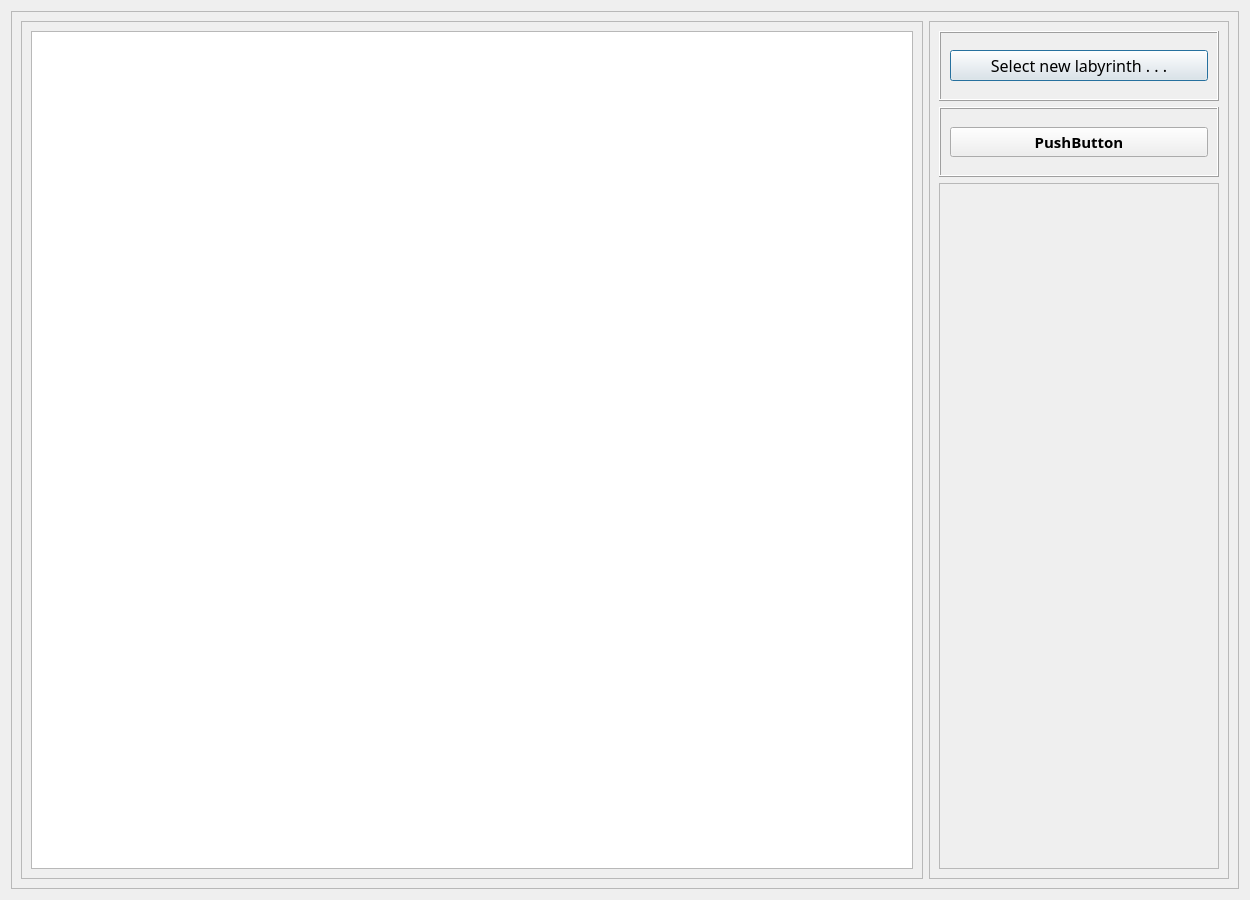
The window that Interface/interface.ui (ProgramPenguin/Laby_Q_Learning) describes before a commit, drawn with Qt 5.
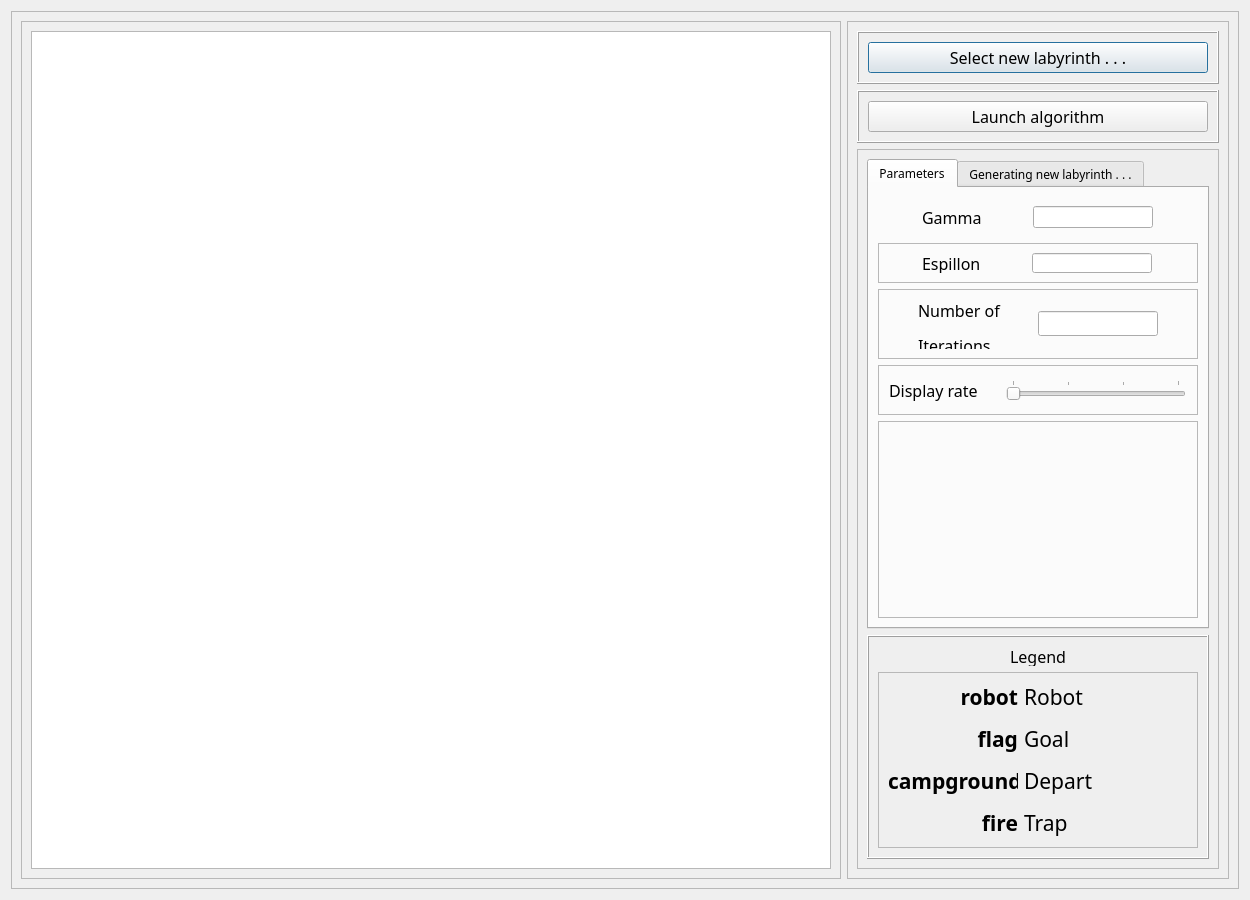
The same window after the commit.

Commit message: MAJOR UPDATE TO GUI // launch/stop button + lineEdits + speed Slider + code improvements

```diff
--- a/Interface/interface.ui
+++ b/Interface/interface.ui
@@ -122,14 +122,14 @@
              <widget class="QPushButton" name="pB_launch">
               <property name="font">
                <font>
-                <family>Font Awesome 5 Pro Solid</family>
-                <pointsize>11</pointsize>
-                <weight>75</weight>
-                <bold>true</bold>
+                <family>Font Awesome 5 Brands Regular</family>
+                <pointsize>12</pointsize>
+                <weight>50</weight>
+                <bold>false</bold>
                </font>
               </property>
               <property name="text">
-               <string>PushButton</string>
+               <string>Launch algorithm</string>
               </property>
              </widget>
             </item>
@@ -144,6 +144,392 @@
            <property name="frameShadow">
             <enum>QFrame::Raised</enum>
            </property>
+           <layout class="QVBoxLayout" name="verticalLayout_3">
+            <item>
+             <widget class="QTabWidget" name="tabWidget">
+              <property name="font">
+               <font>
+                <family>Font Awesome 5 Brands Regular</family>
+                <weight>50</weight>
+                <bold>false</bold>
+               </font>
+              </property>
+              <property name="currentIndex">
+               <number>0</number>
+              </property>
+              <widget class="QWidget" name="Parameters">
+               <attribute name="title">
+                <string>Parameters</string>
+               </attribute>
+               <layout class="QVBoxLayout" name="verticalLayout_4">
+                <item>
+                 <widget class="QFrame" name="frame_gamma">
+                  <property name="maximumSize">
+                   <size>
+                    <width>16777215</width>
+                    <height>40</height>
+                   </size>
+                  </property>
+                  <property name="frameShape">
+                   <enum>QFrame::NoFrame</enum>
+                  </property>
+                  <property name="frameShadow">
+                   <enum>QFrame::Raised</enum>
+                  </property>
+                  <layout class="QHBoxLayout" name="horizontalLayout_5">
+                   <item>
+                    <widget class="QLabel" name="label_gamma">
+                     <property name="maximumSize">
+                      <size>
+                       <width>70</width>
+                       <height>16777215</height>
+                      </size>
+                     </property>
+                     <property name="font">
+                      <font>
+                       <pointsize>12</pointsize>
+                      </font>
+                     </property>
+                     <property name="layoutDirection">
+                      <enum>Qt::LeftToRight</enum>
+                     </property>
+                     <property name="text">
+                      <string>Gamma</string>
+                     </property>
+                     <property name="alignment">
+                      <set>Qt::AlignLeading|Qt::AlignLeft|Qt::AlignVCenter</set>
+                     </property>
+                    </widget>
+                   </item>
+                   <item>
+                    <widget class="QLineEdit" name="lineEdit_gamma">
+                     <property name="maximumSize">
+                      <size>
+                       <width>120</width>
+                       <height>16777215</height>
+                      </size>
+                     </property>
+                     <property name="font">
+                      <font>
+                       <family>Arial Unicode MS</family>
+                       <weight>50</weight>
+                       <bold>false</bold>
+                      </font>
+                     </property>
+                     <property name="inputMethodHints">
+                      <set>Qt::ImhDigitsOnly</set>
+                     </property>
+                     <property name="clearButtonEnabled">
+                      <bool>false</bool>
+                     </property>
+                    </widget>
+                   </item>
+                  </layout>
+                 </widget>
+                </item>
+                <item>
+                 <widget class="QFrame" name="frame_espsillon">
+                  <property name="maximumSize">
+                   <size>
+                    <width>16777215</width>
+                    <height>40</height>
+                   </size>
+                  </property>
+                  <property name="frameShape">
+                   <enum>QFrame::StyledPanel</enum>
+                  </property>
+                  <property name="frameShadow">
+                   <enum>QFrame::Raised</enum>
+                  </property>
+                  <layout class="QHBoxLayout" name="horizontalLayout_7">
+                   <item>
+                    <widget class="QLabel" name="label_espillon">
+                     <property name="maximumSize">
+                      <size>
+                       <width>70</width>
+                       <height>16777215</height>
+                      </size>
+                     </property>
+                     <property name="font">
+                      <font>
+                       <pointsize>12</pointsize>
+                      </font>
+                     </property>
+                     <property name="layoutDirection">
+                      <enum>Qt::LeftToRight</enum>
+                     </property>
+                     <property name="text">
+                      <string>Espillon</string>
+                     </property>
+                     <property name="alignment">
+                      <set>Qt::AlignLeading|Qt::AlignLeft|Qt::AlignVCenter</set>
+                     </property>
+                    </widget>
+                   </item>
+                   <item>
+                    <widget class="QLineEdit" name="lineEdit_epsillon">
+                     <property name="maximumSize">
+                      <size>
+                       <width>120</width>
+                       <height>16777215</height>
+                      </size>
+                     </property>
+                     <property name="font">
+                      <font>
+                       <family>Arial Unicode MS</family>
+                       <weight>50</weight>
+                       <bold>false</bold>
+                      </font>
+                     </property>
+                    </widget>
+                   </item>
+                  </layout>
+                 </widget>
+                </item>
+                <item>
+                 <widget class="QFrame" name="frame_iteration">
+                  <property name="maximumSize">
+                   <size>
+                    <width>16777215</width>
+                    <height>70</height>
+                   </size>
+                  </property>
+                  <property name="frameShape">
+                   <enum>QFrame::StyledPanel</enum>
+                  </property>
+                  <property name="frameShadow">
+                   <enum>QFrame::Raised</enum>
+                  </property>
+                  <layout class="QHBoxLayout" name="horizontalLayout_6">
+                   <item>
+                    <widget class="QLabel" name="label_iteration">
+                     <property name="maximumSize">
+                      <size>
+                       <width>84</width>
+                       <height>16777215</height>
+                      </size>
+                     </property>
+                     <property name="font">
+                      <font>
+                       <pointsize>12</pointsize>
+                      </font>
+                     </property>
+                     <property name="layoutDirection">
+                      <enum>Qt::LeftToRight</enum>
+                     </property>
+                     <property name="text">
+                      <string>&lt;html&gt;&lt;head/&gt;&lt;body&gt;&lt;p&gt;Number of &lt;/p&gt;&lt;p&gt;Iterations&lt;/p&gt;&lt;/body&gt;&lt;/html&gt;</string>
+                     </property>
+                     <property name="alignment">
+                      <set>Qt::AlignLeading|Qt::AlignLeft|Qt::AlignVCenter</set>
+                     </property>
+                    </widget>
+                   </item>
+                   <item>
+                    <widget class="QLineEdit" name="lineEdit_iteration">
+                     <property name="maximumSize">
+                      <size>
+                       <width>120</width>
+                       <height>16777215</height>
+                      </size>
+                     </property>
+                     <property name="font">
+                      <font>
+                       <family>Arial Unicode MS</family>
+                       <weight>50</weight>
+                       <bold>false</bold>
+                      </font>
+                     </property>
+                    </widget>
+                   </item>
+                  </layout>
+                 </widget>
+                </item>
+                <item>
+                 <widget class="QFrame" name="frame_disRate">
+                  <property name="maximumSize">
+                   <size>
+                    <width>16777215</width>
+                    <height>50</height>
+                   </size>
+                  </property>
+                  <property name="frameShape">
+                   <enum>QFrame::StyledPanel</enum>
+                  </property>
+                  <property name="frameShadow">
+                   <enum>QFrame::Raised</enum>
+                  </property>
+                  <layout class="QHBoxLayout" name="horizontalLayout_9">
+                   <item>
+                    <widget class="QLabel" name="label_disRate">
+                     <property name="maximumSize">
+                      <size>
+                       <width>110</width>
+                       <height>16777215</height>
+                      </size>
+                     </property>
+                     <property name="font">
+                      <font>
+                       <pointsize>12</pointsize>
+                      </font>
+                     </property>
+                     <property name="layoutDirection">
+                      <enum>Qt::LeftToRight</enum>
+                     </property>
+                     <property name="text">
+                      <string>Display rate</string>
+                     </property>
+                     <property name="alignment">
+                      <set>Qt::AlignLeading|Qt::AlignLeft|Qt::AlignVCenter</set>
+                     </property>
+                    </widget>
+                   </item>
+                   <item>
+                    <widget class="QSlider" name="hS_disRate">
+                     <property name="maximumSize">
+                      <size>
+                       <width>180</width>
+                       <height>16777215</height>
+                      </size>
+                     </property>
+                     <property name="minimum">
+                      <number>1</number>
+                     </property>
+                     <property name="maximum">
+                      <number>4</number>
+                     </property>
+                     <property name="pageStep">
+                      <number>1</number>
+                     </property>
+                     <property name="orientation">
+                      <enum>Qt::Horizontal</enum>
+                     </property>
+                     <property name="tickPosition">
+                      <enum>QSlider::TicksAbove</enum>
+                     </property>
+                     <property name="tickInterval">
+                      <number>1</number>
+                     </property>
+                    </widget>
+                   </item>
+                  </layout>
+                 </widget>
+                </item>
+                <item>
+                 <widget class="QFrame" name="frame">
+                  <property name="frameShape">
+                   <enum>QFrame::StyledPanel</enum>
+                  </property>
+                  <property name="frameShadow">
+                   <enum>QFrame::Raised</enum>
+                  </property>
+                 </widget>
+                </item>
+               </layout>
+              </widget>
+              <widget class="QWidget" name="gen_laby">
+               <attribute name="title">
+                <string>Generating new labyrinth . . .</string>
+               </attribute>
+              </widget>
+             </widget>
+            </item>
+            <item>
+             <widget class="QFrame" name="frame_legend">
+              <property name="minimumSize">
+               <size>
+                <width>0</width>
+                <height>120</height>
+               </size>
+              </property>
+              <property name="frameShape">
+               <enum>QFrame::Box</enum>
+              </property>
+              <property name="frameShadow">
+               <enum>QFrame::Raised</enum>
+              </property>
+              <layout class="QVBoxLayout" name="verticalLayout_5">
+               <item>
+                <widget class="QLabel" name="label">
+                 <property name="maximumSize">
+                  <size>
+                   <width>16777215</width>
+                   <height>20</height>
+                  </size>
+                 </property>
+                 <property name="font">
+                  <font>
+                   <family>Font Awesome 5 Brands Regular</family>
+                   <pointsize>12</pointsize>
+                  </font>
+                 </property>
+                 <property name="text">
+                  <string>Legend</string>
+                 </property>
+                 <property name="alignment">
+                  <set>Qt::AlignCenter</set>
+                 </property>
+                </widget>
+               </item>
+               <item>
+                <widget class="QFrame" name="frame_2">
+                 <property name="frameShape">
+                  <enum>QFrame::StyledPanel</enum>
+                 </property>
+                 <property name="frameShadow">
+                  <enum>QFrame::Raised</enum>
+                 </property>
+                 <layout class="QHBoxLayout" name="horizontalLayout_8">
+                  <item>
+                   <widget class="QLabel" name="label_3">
+                    <property name="minimumSize">
+                     <size>
+                      <width>130</width>
+                      <height>0</height>
+                     </size>
+                    </property>
+                    <property name="maximumSize">
+                     <size>
+                      <width>25</width>
+                      <height>16777215</height>
+                     </size>
+                    </property>
+                    <property name="font">
+                     <font>
+                      <family>Font Awesome 5 Pro Solid</family>
+                      <pointsize>16</pointsize>
+                      <weight>75</weight>
+                      <bold>true</bold>
+                     </font>
+                    </property>
+                    <property name="text">
+                     <string>&lt;html&gt;&lt;head/&gt;&lt;body&gt;&lt;p&gt;robot&lt;/p&gt;&lt;p&gt;flag&lt;/p&gt;&lt;p&gt;campground&lt;/p&gt;&lt;p&gt;fire&lt;/p&gt;&lt;/body&gt;&lt;/html&gt;</string>
+                    </property>
+                    <property name="alignment">
+                     <set>Qt::AlignRight|Qt::AlignTrailing|Qt::AlignVCenter</set>
+                    </property>
+                   </widget>
+                  </item>
+                  <item>
+                   <widget class="QLabel" name="label_4">
+                    <property name="font">
+                     <font>
+                      <family>Font Awesome 5 Brands Regular</family>
+                      <pointsize>16</pointsize>
+                     </font>
+                    </property>
+                    <property name="text">
+                     <string>&lt;html&gt;&lt;head/&gt;&lt;body&gt;&lt;p&gt;Robot&lt;/p&gt;&lt;p&gt;Goal&lt;/p&gt;&lt;p&gt;Depart&lt;/p&gt;&lt;p&gt;Trap&lt;/p&gt;&lt;/body&gt;&lt;/html&gt;</string>
+                    </property>
+                   </widget>
+                  </item>
+                 </layout>
+                </widget>
+               </item>
+              </layout>
+             </widget>
+            </item>
+           </layout>
           </widget>
          </item>
         </layout>
```
Left out of the diff: 2 changed lines with no effect on the pictures. The commit also changes 1 other file.
